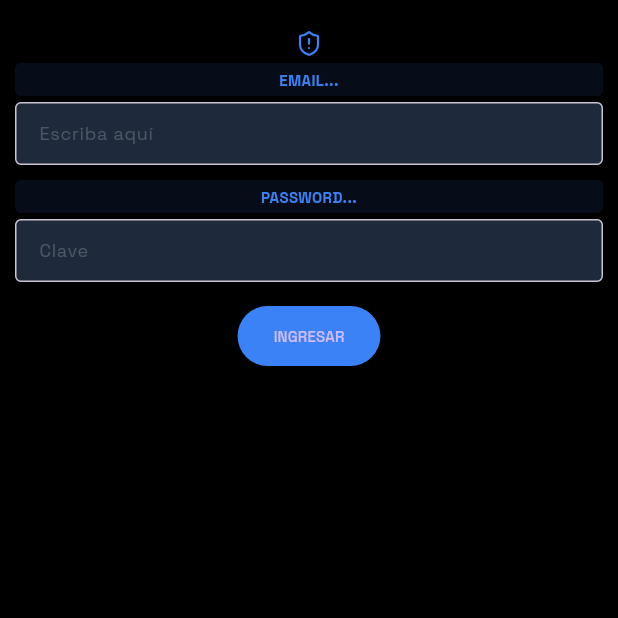
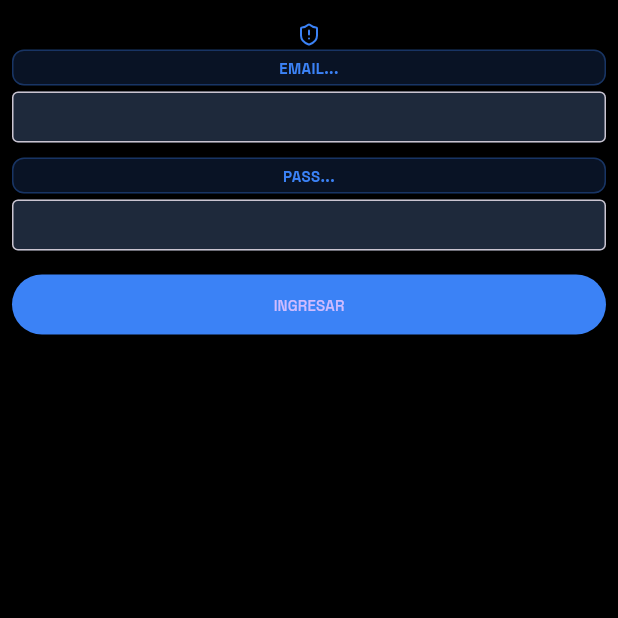
Before and after one commit to S3ndoH/contador_vueltas_app, a Flutter app: the WearLoginScreen screen opened directly, on a phone screen of 412 x 824 dp, the top half of it. Run offline on Flutter 3.47's test engine with Material 3 defaults, Android fonts, the phone set to English and light mode, and no system bars; our stand-ins replace cached_network_image, connectivity_plus, geolocator, google_fonts, image_picker, lucide_icons and 3 more; missing offline and left inert: wear_plus; accounts and stored records are empty; network calls fail.

Commit message:
fix(wear): implement v9 'Total Jiggler' to force full layout invalidation
- Added a root-level AnimatedContainer to jitter padding by 0.5px on every keystroke.
- Switched to physics-based animateTo for scrolling to maintain UI thread priority.
- Implemented AnimatedSwitcher for text mirrors to ensure visual identity changes.
- This forces a complete layout pass on every character, bypassing aggressive OS-level frame caching.

```diff
--- a/lib/screens/wear/wear_login.dart
+++ b/lib/screens/wear/wear_login.dart
@@ -41,11 +41,12 @@ class _WearLoginScreenState extends State<WearLoginScreen> with SingleTickerProv
   final _scrollController = ScrollController();
   bool _isLoading = false;
   late AnimationController _frameController;
+  bool _tremor = false; // El activador del temblor de layout
 
   @override
   void initState() {
     super.initState();
-    // FRAME FORCER v8: 60fps de invalidación de buffer
+    // FRAME FORCER v9: 60fps + Temblor de Layout
     _frameController = AnimationController(
       vsync: this,
       duration: const Duration(milliseconds: 16),
@@ -57,11 +58,18 @@ class _WearLoginScreenState extends State<WearLoginScreen> with SingleTickerProv
 
   void _onTextChanged() {
     if (mounted) {
-      // Forzado físico de layout en cada letra
+      setState(() {
+        _tremor = !_tremor; // Cambiamos el padding de toda la pantalla
+      });
+
+      // Forzado de físicas de scroll (mucho más agresivo que jumpTo)
       if (_scrollController.hasClients) {
-        _scrollController.jumpTo(_scrollController.offset + 0.001);
+        _scrollController.animateTo(
+          _scrollController.offset + (_tremor ? 0.5 : -0.5),
+          duration: const Duration(milliseconds: 1),
+          curve: Curves.linear,
+        );
       }
-      setState(() {});
     }
   }
 
@@ -104,9 +112,12 @@ class _WearLoginScreenState extends State<WearLoginScreen> with SingleTickerProv
   Widget build(BuildContext context) {
     return Scaffold(
       backgroundColor: Colors.black,
-      body: Stack(
+      body: AnimatedContainer(
+        duration: const Duration(milliseconds: 10),
+        // TEMBLOR: El cambio de padding en la raíz obliga a recalcular TODO el layout
+        padding: EdgeInsets.only(top: _tremor ? 0.5 : 0),
+        child: Stack(
           children: [
-          // CAPA CHAOS: Fuerza al compositor de Wear OS a tratar la pantalla como "volátil"
             Positioned.fill(
               child: AnimatedBuilder(
                 animation: _frameController,
@@ -119,21 +130,25 @@ class _WearLoginScreenState extends State<WearLoginScreen> with SingleTickerProv
             SafeArea(
               child: SingleChildScrollView(
                 controller: _scrollController,
-              padding: const EdgeInsets.symmetric(horizontal: 10, vertical: 20),
+                padding: const EdgeInsets.symmetric(horizontal: 8, vertical: 15),
                 child: Column(
                   mainAxisSize: MainAxisSize.min,
                   children: [
-                  const Icon(LucideIcons.shieldAlert, color: AppColors.primary, size: 18),
-                  const SizedBox(height: 4),
+                    const Icon(LucideIcons.shieldAlert, color: AppColors.primary, size: 16),
+                    const SizedBox(height: 2),
 
-                  // ESPEJO EMAIL (Identidad dinámica via Key)
-                  Container(
-                    key: ValueKey('mirror_email_${_AuthStorage.emailController.text.length}'),
+                    // ESPEJO EMAIL
+                    AnimatedSwitcher(
+                      duration: const Duration(milliseconds: 50),
+                      child: Container(
+                        key: ValueKey('m_email_${_AuthStorage.emailController.text.length}_$_tremor'),
                         width: double.infinity,
+                        margin: const EdgeInsets.only(bottom: 4),
                         padding: const EdgeInsets.all(4),
                         decoration: BoxDecoration(
-                      color: AppColors.primary.withValues(alpha: 0.1),
-                      borderRadius: BorderRadius.circular(4),
+                          color: AppColors.primary.withValues(alpha: 0.15),
+                          borderRadius: BorderRadius.circular(8),
+                          border: Border.all(color: AppColors.primary.withValues(alpha: 0.3)),
                         ),
                         child: Text(
                           _AuthStorage.emailController.text.isEmpty ? 'EMAIL...' : _AuthStorage.emailController.text,
@@ -141,44 +156,56 @@ class _WearLoginScreenState extends State<WearLoginScreen> with SingleTickerProv
                           textAlign: TextAlign.center,
                         ),
                       ),
-                  const SizedBox(height: 4),
+                    ),
+
                     TextField(
                       controller: _AuthStorage.emailController,
                       focusNode: _emailFocus,
                       style: const TextStyle(color: Colors.white, fontSize: 12),
+                      cursorColor: AppColors.primary,
+                      showCursor: true,
+                      cursorWidth: 3,
                       decoration: const InputDecoration(
-                      hintText: 'Escriba aquí',
                         isDense: true,
+                        contentPadding: EdgeInsets.symmetric(vertical: 8, horizontal: 8),
                         border: OutlineInputBorder(),
                       ),
                     ),
 
                     const SizedBox(height: 10),
 
-                  // ESPEJO PASSWORD (Identidad dinámica)
-                  Container(
-                    key: ValueKey('mirror_pass_${_AuthStorage.passwordController.text.length}'),
+                    // ESPEJO PASSWORD
+                    AnimatedSwitcher(
+                      duration: const Duration(milliseconds: 50),
+                      child: Container(
+                        key: ValueKey('m_pass_${_AuthStorage.passwordController.text.length}_$_tremor'),
                         width: double.infinity,
+                        margin: const EdgeInsets.only(bottom: 4),
                         padding: const EdgeInsets.all(4),
                         decoration: BoxDecoration(
-                      color: AppColors.primary.withValues(alpha: 0.1),
-                      borderRadius: BorderRadius.circular(4),
+                          color: AppColors.primary.withValues(alpha: 0.15),
+                          borderRadius: BorderRadius.circular(8),
+                          border: Border.all(color: AppColors.primary.withValues(alpha: 0.3)),
                         ),
                         child: Text(
-                      _AuthStorage.passwordController.text.isEmpty ? 'PASSWORD...' : '*' * _AuthStorage.passwordController.text.length,
+                          _AuthStorage.passwordController.text.isEmpty ? 'PASS...' : '*' * _AuthStorage.passwordController.text.length,
                           style: const TextStyle(color: AppColors.primary, fontSize: 10, fontWeight: FontWeight.bold),
                           textAlign: TextAlign.center,
                         ),
                       ),
-                  const SizedBox(height: 4),
+                    ),
+
                     TextField(
                       controller: _AuthStorage.passwordController,
                       focusNode: _passwordFocus,
                       obscureText: true,
                       style: const TextStyle(color: Colors.white, fontSize: 12),
+                      cursorColor: AppColors.primary,
+                      showCursor: true,
+                      cursorWidth: 3,
                       decoration: const InputDecoration(
-                      hintText: 'Clave',
                         isDense: true,
+                        contentPadding: EdgeInsets.symmetric(vertical: 8, horizontal: 8),
                         border: OutlineInputBorder(),
                       ),
                     ),
@@ -186,18 +213,25 @@ class _WearLoginScreenState extends State<WearLoginScreen> with SingleTickerProv
                     const SizedBox(height: 12),
                     _isLoading
                         ? const CircularProgressIndicator()
-                      : ElevatedButton(
+                        : SizedBox(
+                            width: double.infinity,
+                            child: ElevatedButton(
                               onPressed: _signIn,
-                          style: ElevatedButton.styleFrom(backgroundColor: AppColors.primary),
+                              style: ElevatedButton.styleFrom(
+                                backgroundColor: AppColors.primary,
+                                padding: const EdgeInsets.symmetric(vertical: 8),
+                              ),
                               child: const Text('INGRESAR', style: TextStyle(fontSize: 10)),
                             ),
-                  const SizedBox(height: 50),
+                          ),
+                    const SizedBox(height: 100), // Más espacio para scroll
                   ],
                 ),
               ),
             ),
           ],
         ),
+      ),
     );
   }
 }
```
Lines whose indentation alone changed are shown as unchanged.
